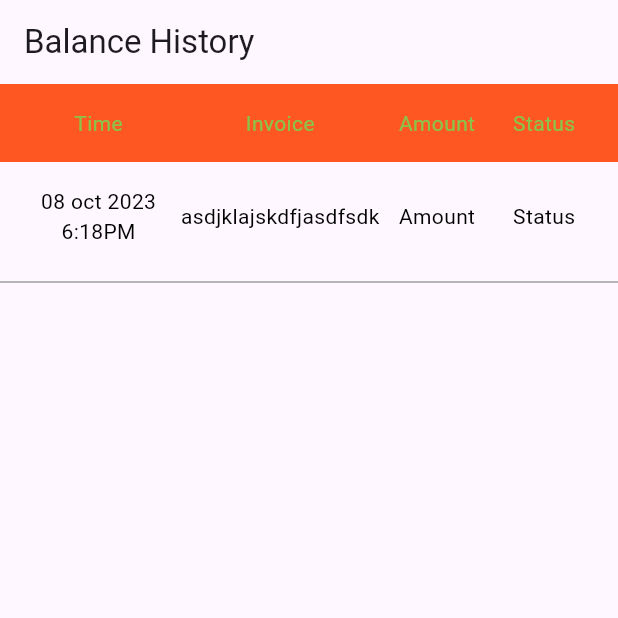
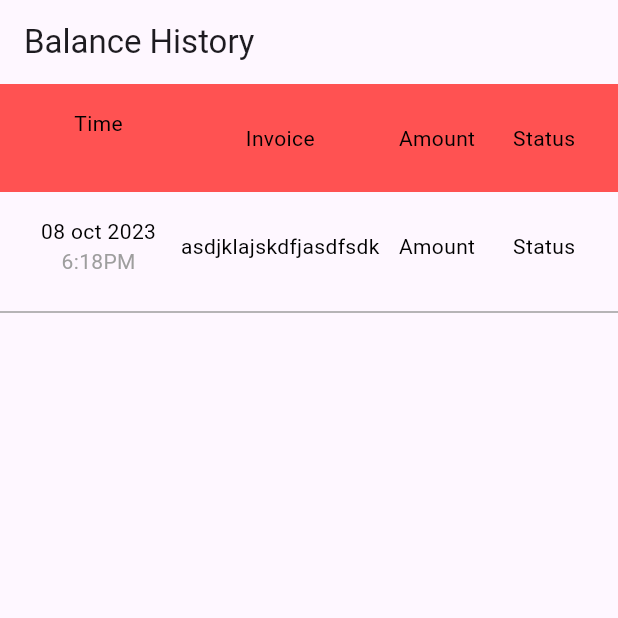
Before and after one commit to rafiul9040devapp/Test_Geet, a Flutter app: the screen it shows after launch, on a phone screen of 412 x 824 dp, the top half of it. Run offline on Flutter 3.47's test engine with Material 3 defaults, Android fonts, the phone set to English and light mode, and no system bars; our stand-ins replace get, lottie, transparent_image; project files that could hold a hidden picture were left out.

Commit message:
balance history is updated

```diff
--- a/lib/data_table/balance_history.dart
+++ b/lib/data_table/balance_history.dart
@@ -15,22 +15,27 @@ class BalanceHistory extends StatelessWidget {
         crossAxisAlignment: CrossAxisAlignment.start,
         children: [
           Container(
-            color: Colors.deepOrange,
-            child: Padding(
+            color: Colors.redAccent,
+            child: const Padding(
               padding: EdgeInsets.all(16.0),
-              child: TableRowItem( time: "Time", invoice: "Invoice", amount: "Amount", status: "Status",color: Colors.lightGreen,),
+              child: TableRowItem(),
             ),
           ),
-          Padding(
-            padding: EdgeInsets.all(16.0),
-            child: TableRowItem(time: "08 oct 2023\n6:18PM", invoice: "asdjklajskdfjasdfsdk", amount: "Amount", status: "Status")
-          ),
-          Divider(color: Colors.grey, thickness: 1.0,),
-
+           Padding(
+             padding: const EdgeInsets.all(16.0),
+             child: TableRowItem(
+                 date: "08 oct 2023",
+                 time: "6:18PM",
+                 invoice: "asdjklajskdfjasdfsdk",
+                 amount: "Amount",
+                 status: "Status"),
+           ),
+           Divider(
+             color: Colors.grey,
+             thickness: 1.0,
+           ),
         ],
       ),
     );
   }
-
-
 }
--- a/lib/main.dart
+++ b/lib/main.dart
@@ -1,6 +1,7 @@
 import 'package:flutter/material.dart';
 import 'package:get/get_navigation/src/root/get_material_app.dart';
 import 'package:test_geet/data_table/balance_history.dart';
+import 'package:test_geet/list_view_column/wlistview_column.dart';
 import 'package:test_geet/responsive_layout/desktop_scaffold.dart';
 import 'package:test_geet/responsive_layout/mobile_scaffold.dart';
 import 'package:test_geet/responsive_layout/responsive_layout.dart';
--- a/lib/widgets/table_row.dart
+++ b/lib/widgets/table_row.dart
@@ -3,18 +3,20 @@ import 'package:flutter/material.dart';
 
 class TableRowItem extends StatelessWidget {
   final String? time;
+  final String? date;
   final Color? color;
-  final String invoice;
-  final String amount;
-  final String status;
+  final String? invoice;
+  final String? amount;
+  final String? status;
 
   const TableRowItem({
     super.key,
     this.color,
     this.time,
-    required this.invoice,
-    required this.amount,
-    required this.status,
+    this.date,
+    this.invoice,
+    this.amount,
+    this.status,
   });
 
   @override
@@ -22,13 +24,57 @@ class TableRowItem extends StatelessWidget {
     return Row(
       mainAxisSize: MainAxisSize.max,
       children: [
-        Expanded(child: Text(time??"",textAlign: TextAlign.center, style: TextStyle(color: color?? Colors.black),), flex: 3,),
-        SizedBox(width: 5,),
-        Expanded(child: Text(invoice,textAlign: TextAlign.center, style: TextStyle(color: color?? Colors.black),), flex: 4,),
-        SizedBox(width: 5,),
-        Expanded(child: Text(amount,textAlign: TextAlign.center, style: TextStyle(color: color?? Colors.black),), flex: 2,),
-        SizedBox(width: 5,),
-        Expanded(child: Text(status,textAlign: TextAlign.center, style: TextStyle(color: color?? Colors.black),), flex: 2,),
+        Expanded(
+          child: Column(
+            mainAxisSize: MainAxisSize.min,
+            children: [
+              Text(
+                date ?? "Time",
+                textAlign: TextAlign.center,
+                style: TextStyle(color: color ?? Colors.black),
+              ),
+              Text(
+                time ?? " ",
+                textAlign: TextAlign.center,
+                style: TextStyle(color: Colors.grey),
+              ),
+            ],
+          ),
+          flex: 3,
+        ),
+        SizedBox(
+          width: 5,
+        ),
+        Expanded(
+          child: Text(
+            invoice ?? "Invoice",
+            textAlign: TextAlign.center,
+            style: TextStyle(color: color ?? Colors.black),
+          ),
+          flex: 4,
+        ),
+        SizedBox(
+          width: 5,
+        ),
+        Expanded(
+          child: Text(
+            amount ?? "Amount",
+            textAlign: TextAlign.center,
+            style: TextStyle(color: color ?? Colors.black),
+          ),
+          flex: 2,
+        ),
+        SizedBox(
+          width: 5,
+        ),
+        Expanded(
+          child: Text(
+            status ?? "Status",
+            textAlign: TextAlign.center,
+            style: TextStyle(color: color ?? Colors.black),
+          ),
+          flex: 2,
+        ),
       ],
     );
   }
```
Also changed, not shown: lib/list_view_column/wlistview_column.dart (added, +56 -0 lines).
